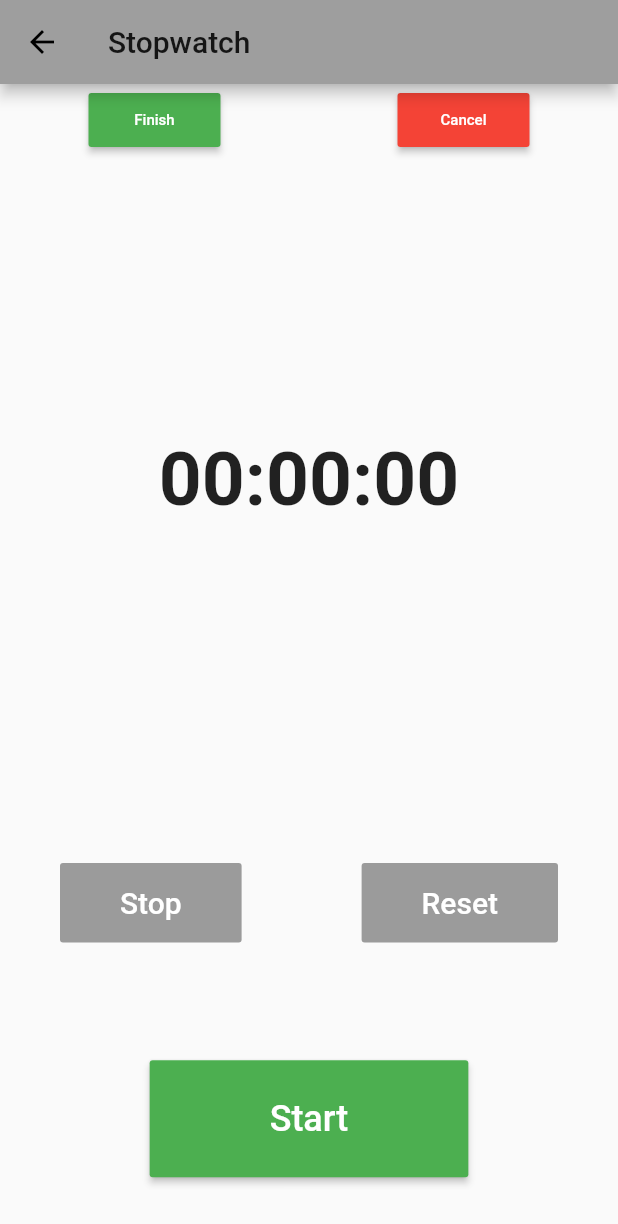
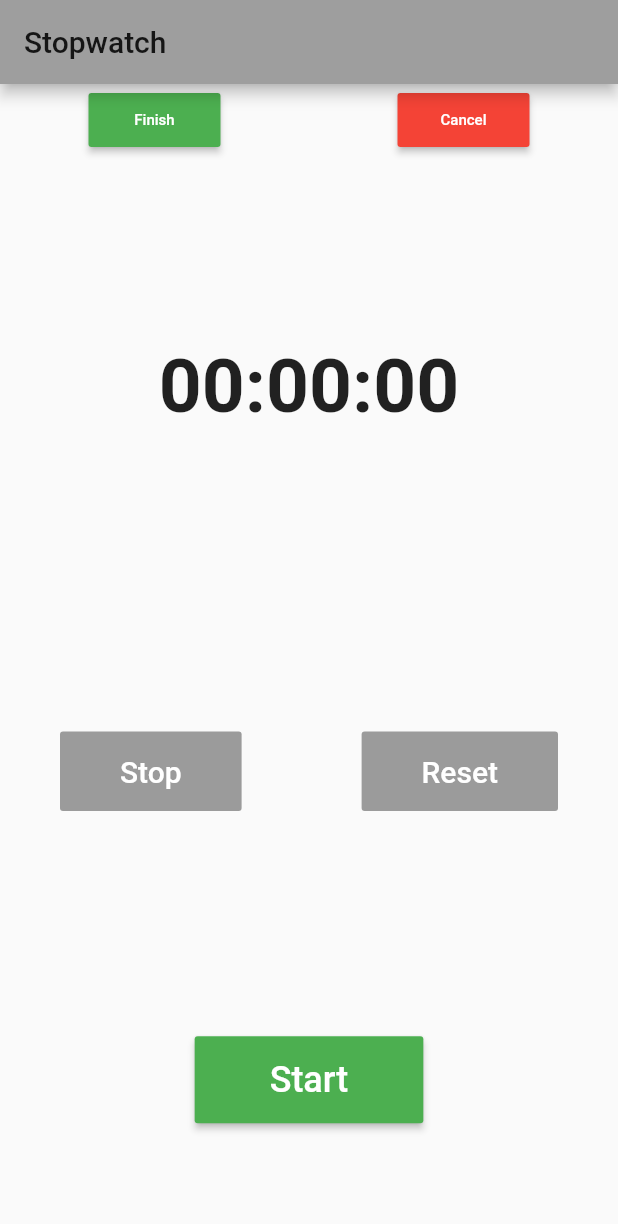
Before and after one commit to BTH-Bachelor-2020-Simon-och-Hampus/Flutter-App, a Flutter app: the StopwatchPage screen opened directly with empty values, on a phone screen of 412 x 824 dp. Shown: the top 1224 px of the screen. Run offline on Flutter 3.47's test engine with Material 2 defaults, Android fonts, the phone set to English and light mode, and no system bars; our stand-ins replace device_info, geolocator.

Commit message:
Login fix

```diff
--- a/lib/views/HomeScreen.dart
+++ b/lib/views/HomeScreen.dart
@@ -114,9 +114,10 @@ class _HomepageState extends State<Homepage> with TickerProviderStateMixin {
           RaisedButton(
               onPressed: (){
                 if(activityInput != ""){
-                  Navigator.push(
+                  Navigator.pushAndRemoveUntil(
                     context,
                     MaterialPageRoute(builder: (context) => StopwatchPage(activityName: activityInput, deviceId: deviceId, activities: this.activities,)),
+                    ModalRoute.withName("Homepage"),
                   );
                 } else {
                   this._neverSatisfied();
--- a/lib/views/StopwatchScreen.dart
+++ b/lib/views/StopwatchScreen.dart
@@ -124,9 +124,9 @@ class _Stopwatch extends State<StopwatchPage> with TickerProviderStateMixin {
 
   Widget stopwatch(){
     return Container(
-      child: Column(
+      child: new Column(
         children: <Widget>[
-          Expanded(
+          new Expanded(
             flex: 0,
             child: Container(
               child: Column(
@@ -178,7 +178,7 @@ class _Stopwatch extends State<StopwatchPage> with TickerProviderStateMixin {
               ),
             ),
           ),
-          Expanded(
+          new Expanded(
             flex: 6,
             child: Container(
               alignment: Alignment.center,
@@ -191,10 +191,10 @@ class _Stopwatch extends State<StopwatchPage> with TickerProviderStateMixin {
               ),
             ),
           ),
-          Expanded(
-            flex: 4,
-            child: Container(
-              child: Column(
+          new Expanded(
+            flex: 8,
+            child: new Container(
+                child: new Column(
                 mainAxisAlignment: MainAxisAlignment.spaceAround,
                 children: <Widget>[
                   Row(
@@ -238,8 +238,8 @@ class _Stopwatch extends State<StopwatchPage> with TickerProviderStateMixin {
                       },
                       color: Colors.green,
                       padding: EdgeInsets.symmetric(
-                        horizontal: 80.0,
-                        vertical: 25.0,
+                        horizontal: 50.0,
+                        vertical: 15.0,
                       ),
                       child: Text(
                           "Start",
```
Also changed, not shown: lib/views/StartScreen.dart (+11 -11 lines).
